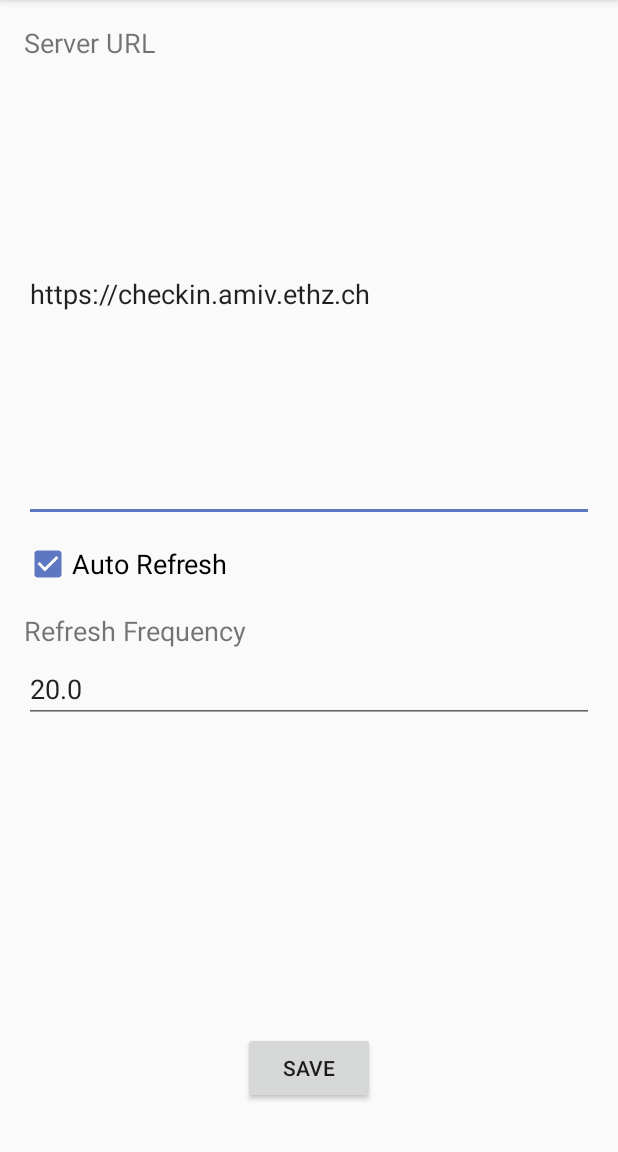
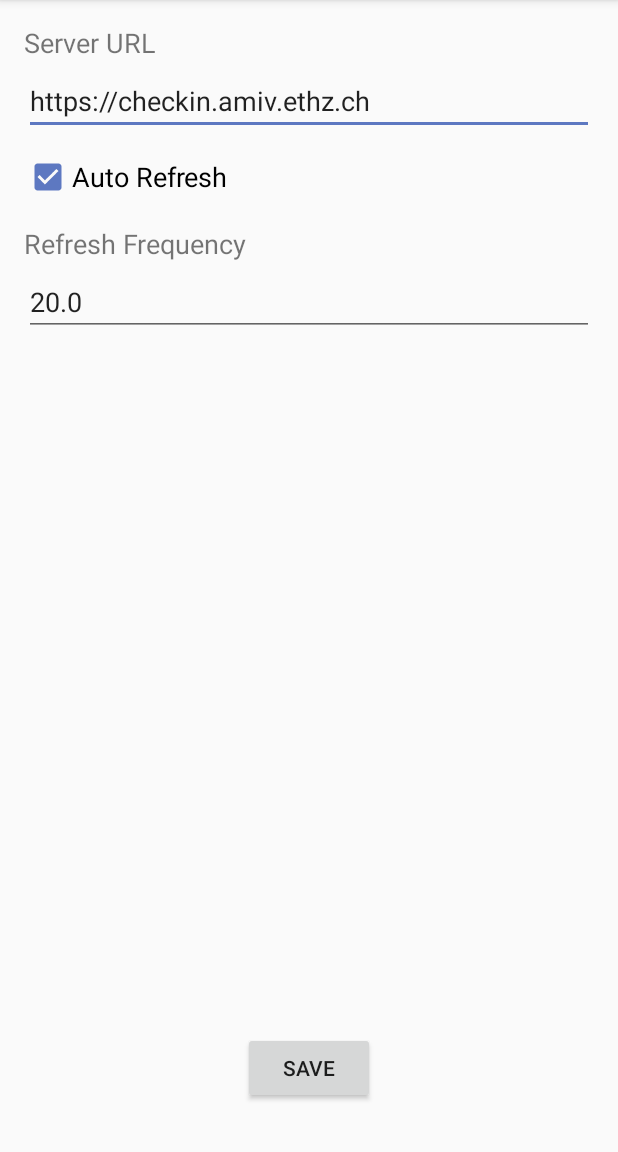
Before and after one commit to amiv-eth/amiv-checkin-app, an Android app: the SettingsActivity screen opened directly, with no data from a screen before it, on a phone screen of 412 x 824 dp, the part 84-1236 px from its top. Run offline under Robolectric (Android 15) with nearby library versions, the phone set to English and light mode, and no system bars; network calls fail.

Commit message:
UI changes

```diff
--- a/app/build.gradle
+++ b/app/build.gradle
@@ -29,7 +29,7 @@ android {
         applicationId "ch.amiv.checkin"
         minSdkVersion 19
         targetSdkVersion 27
-        versionCode 3
+        versionCode 4
         versionName "1.1"
         multiDexEnabled true
         testInstrumentationRunner "android.support.test.runner.AndroidJUnitRunner"
--- a/app/src/main/java/ch/amiv/checkin/ScanActivity.java
+++ b/app/src/main/java/ch/amiv/checkin/ScanActivity.java
@@ -405,8 +405,10 @@ public class ScanActivity extends AppCompatActivity {
         {
             mLeftStatLabel.setText("" + EventDatabase.instance.currentAttendance);
             mLeftStatLabel.setTextColor(ContextCompat.getColor(getApplicationContext(), R.color.colorValid));
+            mLeftStatDesc.setVisibility(View.VISIBLE);
             mRightStatLabel.setText("" + (EventDatabase.instance.totalSignups - EventDatabase.instance.currentAttendance));
             mRightStatLabel.setTextColor(ContextCompat.getColor(getApplicationContext(), R.color.colorInvalid));
+            mRightStatLabel.setVisibility(View.VISIBLE);
 
             mLeftStatDesc.setText("Current");
             mRightStatDesc.setText("Remaining");
@@ -415,8 +417,10 @@ public class ScanActivity extends AppCompatActivity {
         {
             mLeftStatLabel.setText("" + EventDatabase.instance.currentAttendance);
             mLeftStatLabel.setTextColor(ContextCompat.getColor(getApplicationContext(), R.color.colorValid));
+            mLeftStatDesc.setVisibility(View.VISIBLE);
             mRightStatLabel.setText("" + EventDatabase.instance.regularMembers);
             mRightStatLabel.setTextColor(ContextCompat.getColor(getApplicationContext(), R.color.colorValid));
+            mRightStatLabel.setVisibility(View.VISIBLE);
 
             mLeftStatDesc.setText("Current");
             mRightStatDesc.setText("Regular");
--- a/app/src/main/res/layout/activity_scan.xml
+++ b/app/src/main/res/layout/activity_scan.xml
@@ -238,7 +238,7 @@
         android:textAlignment="viewStart"
         android:textColor="@android:color/holo_green_dark"
         android:textSize="28sp"
-        android:visibility="visible"
+        android:visibility="invisible"
         app:layout_constraintStart_toStartOf="parent"
         app:layout_constraintTop_toTopOf="@+id/TickImage" />
 
@@ -254,7 +254,7 @@
         android:textAlignment="viewEnd"
         android:textColor="@android:color/holo_red_dark"
         android:textSize="28sp"
-        android:visibility="visible"
+        android:visibility="invisible"
         app:layout_constraintEnd_toEndOf="parent"
         app:layout_constraintTop_toTopOf="@+id/TickImage" />
 
--- a/app/src/main/res/layout/activity_settings.xml
+++ b/app/src/main/res/layout/activity_settings.xml
@@ -20,15 +20,13 @@
     <EditText
         android:id="@+id/UrlField"
         android:layout_width="0dp"
-        android:layout_height="0dp"
-        android:layout_marginBottom="420dp"
+        android:layout_height="wrap_content"
         android:layout_marginEnd="16dp"
         android:layout_marginStart="16dp"
         android:layout_marginTop="4dp"
         android:ems="10"
         android:inputType="textUri"
         android:text="@string/checkin_server_url"
-        app:layout_constraintBottom_toBottomOf="parent"
         app:layout_constraintEnd_toEndOf="parent"
         app:layout_constraintStart_toStartOf="parent"
         app:layout_constraintTop_toBottomOf="@+id/UrlLabel" />
```
